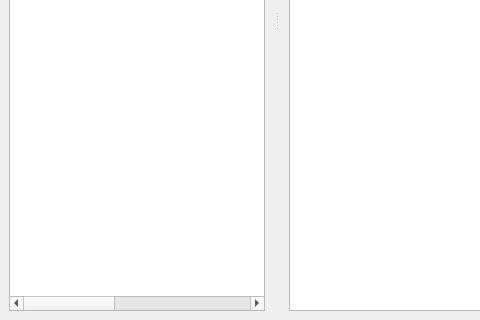
Qt form Forms/EnhGearWindow.ui (Graveflo/BDO_Enhancement_Tool) before a commit; both pictures show x 0 to 480 and y 280 to 600 of the 800 by 600 pixel window.
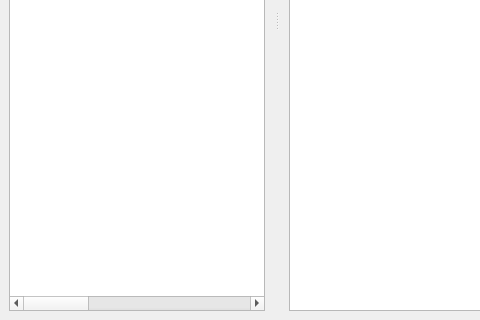
The same form after that commit.

```diff
--- a/Forms/EnhGearWindow.ui
+++ b/Forms/EnhGearWindow.ui
@@ -133,6 +133,16 @@
          <string>Cron Stones</string>
         </property>
        </column>
+       <column>
+        <property name="text">
+         <string>Cumulative Cost</string>
+        </property>
+       </column>
+       <column>
+        <property name="text">
+         <string>Cumulative Material Cost</string>
+        </property>
+       </column>
        <column>
         <property name="text">
          <string>Fail Durability</string>
@@ -140,7 +150,7 @@
        </column>
        <column>
         <property name="text">
-         <string>Material Cost</string>
+         <string>Materials</string>
         </property>
        </column>
       </widget>
```
